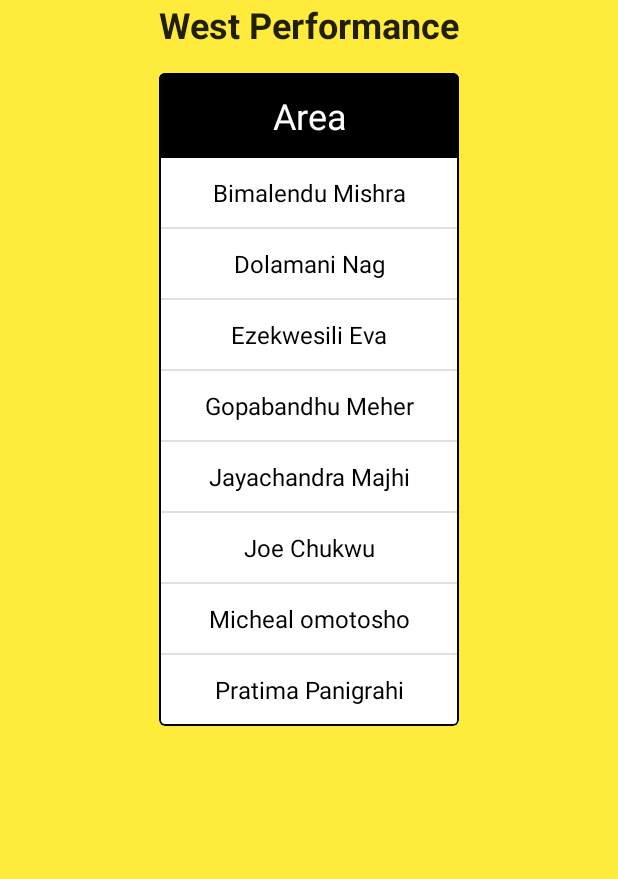
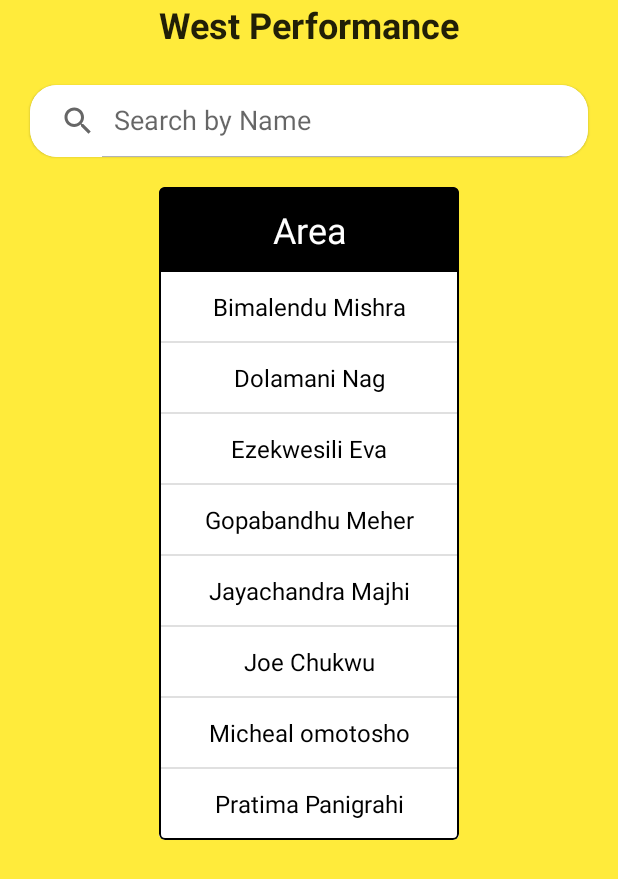
Before and after one commit to rohitjakhar/greenlight_planet_task, an Android app: the fragment CitizensFragment placed in its activity, on a phone screen of 412 x 824 dp. Shown: the top 879 px of the screen. Run offline under Robolectric (Android 15) with nearby library versions, the phone set to English and light mode, and no system bars; our stand-ins replace Dagger/Hilt's generated code; 2 statements that could not run were skipped.

Commit message:
Complete Search View Flow.

```diff
--- a/app/src/main/java/com/rohitjakhar/greenlightplanettask/ui/fragment/CitizensFragment.kt
+++ b/app/src/main/java/com/rohitjakhar/greenlightplanettask/ui/fragment/CitizensFragment.kt
@@ -4,13 +4,17 @@ import android.os.Bundle
 import android.view.LayoutInflater
 import android.view.View
 import android.view.ViewGroup
+import androidx.appcompat.widget.SearchView
 import androidx.fragment.app.Fragment
 import androidx.fragment.app.viewModels
 import androidx.lifecycle.Lifecycle
 import androidx.lifecycle.lifecycleScope
 import androidx.lifecycle.repeatOnLifecycle
+import androidx.navigation.fragment.navArgs
 import androidx.recyclerview.widget.LinearLayoutManager
+import com.rohitjakhar.greenlightplanettask.R
 import com.rohitjakhar.greenlightplanettask.databinding.FragmentCitizensBinding
+import com.rohitjakhar.greenlightplanettask.domain.model.GenericModel
 import com.rohitjakhar.greenlightplanettask.ui.adapter.GenericAdapter
 import com.rohitjakhar.greenlightplanettask.ui.viewmodel.CitizenViewModel
 import com.rohitjakhar.greenlightplanettask.utils.Resource
@@ -23,10 +27,12 @@ class CitizensFragment : Fragment() {
     private var _binding: FragmentCitizensBinding? = null
     private val binding get() = _binding!!
     private val viewModel by viewModels<CitizenViewModel>()
+    private val navArgs: CitizensFragmentArgs by navArgs()
     private val mAdapter by lazy {
         GenericAdapter {
         }
     }
+    private val citizenList = mutableListOf<GenericModel>()
 
     override fun onCreateView(
         inflater: LayoutInflater,
@@ -40,8 +46,13 @@ class CitizensFragment : Fragment() {
 
     override fun onViewCreated(view: View, savedInstanceState: Bundle?) {
         super.onViewCreated(view, savedInstanceState)
+        initView()
         initRecyclerView()
         collectData()
+    }
+
+    private fun initView() = binding.apply {
+        tvTitle.text = resources.getString(R.string.performance, navArgs.name)
     }
 
     override fun onResume() {
@@ -53,6 +64,21 @@ class CitizensFragment : Fragment() {
         includeList.tvHeader.setOnClickListener {
             mAdapter.submitList(mAdapter.currentList.reversed())
         }
+        searchName.setOnQueryTextListener(object : SearchView.OnQueryTextListener {
+            override fun onQueryTextChange(newText: String?): Boolean {
+                newText?.let { text ->
+                    mAdapter.submitList(citizenList.filter { it.name.contains(text, true) })
+                }
+                return true
+            }
+
+            override fun onQueryTextSubmit(query: String?): Boolean {
+                query?.let { text ->
+                    mAdapter.submitList(citizenList.filter { it.name.contains(text, true) })
+                } ?: mAdapter.submitList(citizenList)
+                return true
+            }
+        })
     }
 
     private fun collectData() {
@@ -65,7 +91,8 @@ class CitizensFragment : Fragment() {
                         is Resource.Loading -> {
                         }
                         is Resource.Success -> {
-                            mAdapter.submitList(it.data!!.sortedBy { it.name })
+                            citizenList.addAll(it.data!!.sortedBy { it.name })
+                            mAdapter.submitList(citizenList)
                         }
                     }
                 }
--- a/app/src/main/res/layout/fragment_citizens.xml
+++ b/app/src/main/res/layout/fragment_citizens.xml
@@ -23,15 +23,37 @@
             app:layout_constraintStart_toStartOf="parent"
             app:layout_constraintTop_toTopOf="parent" />
 
+        <com.google.android.material.card.MaterialCardView
+            android:id="@+id/cv_search"
+            android:layout_width="match_parent"
+            android:layout_height="wrap_content"
+            android:layout_marginHorizontal="20dp"
+            android:layout_marginTop="24sp"
+            app:layout_constraintStart_toStartOf="parent"
+            app:layout_constraintEnd_toEndOf="parent"
+            app:layout_constraintTop_toBottomOf="@+id/tv_title"
+            app:cardCornerRadius="18dp"
+            >
+            <androidx.appcompat.widget.SearchView
+                android:id="@+id/search_name"
+                android:layout_width="match_parent"
+                app:iconifiedByDefault="false"
+                android:layout_height="wrap_content"
+                app:queryHint="Search by Name"
+                android:queryHint="Search by Name"
+                android:background="@color/white"
+                />
+        </com.google.android.material.card.MaterialCardView>
+
         <include
             android:id="@+id/include_list"
             layout="@layout/item_custom_list"
             android:layout_width="0dp"
             android:layout_height="wrap_content"
-            android:layout_marginTop="16dp"
+            android:layout_marginTop="20dp"
             app:layout_constraintEnd_toEndOf="@id/tv_title"
             app:layout_constraintStart_toStartOf="@id/tv_title"
-            app:layout_constraintTop_toBottomOf="@+id/tv_title"
+            app:layout_constraintTop_toBottomOf="@+id/cv_search"
             />
     </androidx.constraintlayout.widget.ConstraintLayout>
 
```
